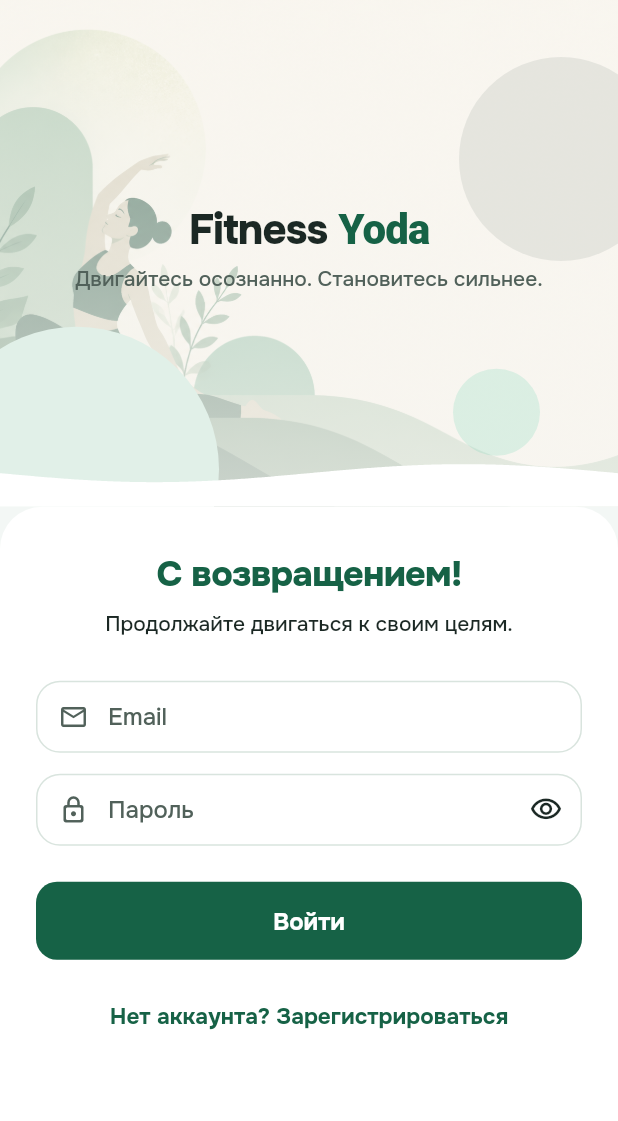
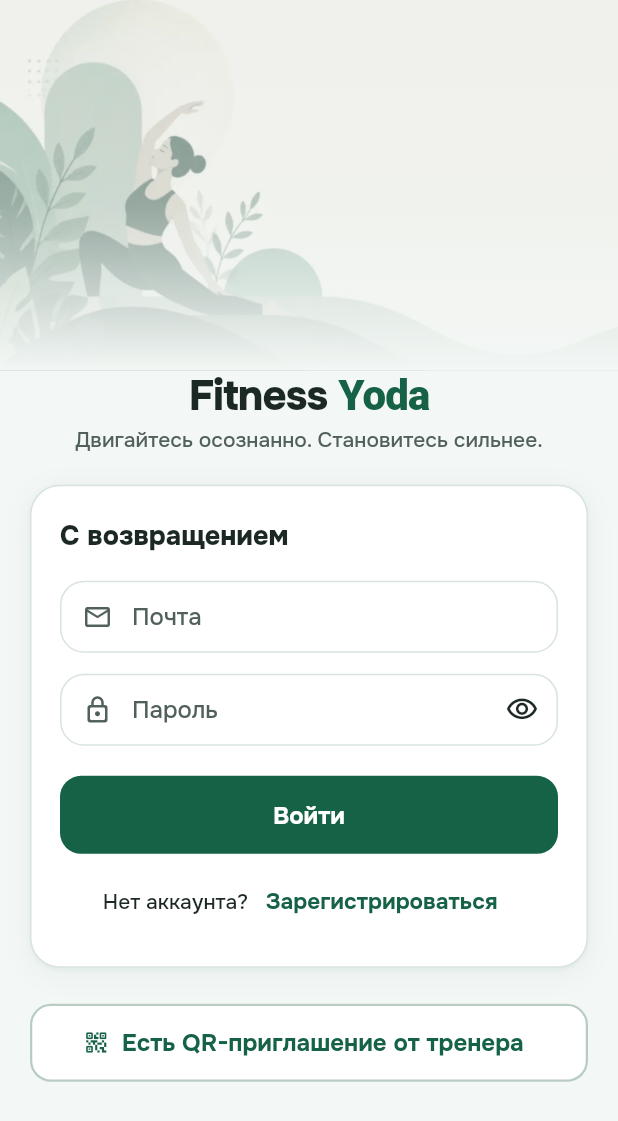
Before and after one commit to DcStrong/fitness, a Flutter app: the screen it shows after launch, on a phone screen of 412 x 824 dp. Shown: the top 1121 px of the screen. Run offline on Flutter 3.47's test engine with Material 3 defaults, Android fonts, the phone set to English and light mode, and no system bars; our stand-ins replace calendar_date_picker2, dio, equatable, flutter_bloc, flutter_secure_storage, go_router and 2 more; accounts and stored records are empty.

Commit message:
feat(app): login on DS v2 layout
Soft hero illustration (webp, replaces the 1.2 MB png) fading into the
canvas, brand line, form in a card, register link and a QR-invite help
sheet in the footer.

Co-Authored-By: Claude Opus 5.5 (1M context) <noreply@anthropic.com>
Claude-Session: https://claude.ai/code/session_01LpkRLR2dM3Lem6rTYTNEsv

```diff
--- a/app/fitness_app/lib/features/auth/presentation/screens/login_screen.dart
+++ b/app/fitness_app/lib/features/auth/presentation/screens/login_screen.dart
@@ -38,6 +38,40 @@ class _LoginScreenState extends State<LoginScreen> {
     );
   }
 
+  Future<void> _showInviteHelp(BuildContext context) {
+    return showModalBottomSheet<void>(
+      context: context,
+      showDragHandle: true,
+      builder: (context) => SafeArea(
+        child: Padding(
+          padding: const EdgeInsets.fromLTRB(24, 0, 24, 24),
+          child: Column(
+            mainAxisSize: MainAxisSize.min,
+            crossAxisAlignment: CrossAxisAlignment.start,
+            children: [
+              Text(
+                'Приглашение от тренера',
+                style: Theme.of(context).textTheme.titleLarge,
+              ),
+              const SizedBox(height: 8),
+              Text(
+                'Отсканируйте QR-код камерой телефона или откройте ссылку '
+                'от тренера. Приложение запомнит приглашение: войдите или '
+                'зарегистрируйтесь, и тренер появится у вас автоматически.',
+                style: Theme.of(context).textTheme.bodyMedium,
+              ),
+              const SizedBox(height: 20),
+              FilledButton(
+                onPressed: () => Navigator.of(context).pop(),
+                child: const Text('Понятно'),
+              ),
+            ],
+          ),
+        ),
+      ),
+    );
+  }
+
   @override
   Widget build(BuildContext context) {
     return Scaffold(
@@ -46,8 +80,17 @@ class _LoginScreenState extends State<LoginScreen> {
           builder: (context, state) {
             return AuthScreenLayout(
               heroTagline: 'Двигайтесь осознанно. Становитесь сильнее.',
+              footer: OutlinedButton.icon(
+                key: const Key('login-qr-invite'),
+                style: OutlinedButton.styleFrom(
+                  minimumSize: const Size.fromHeight(52),
+                ),
+                onPressed: () => _showInviteHelp(context),
+                icon: const Icon(Icons.qr_code_2_rounded),
+                label: const Text('Есть QR-приглашение от тренера'),
+              ),
               child: Padding(
-                padding: const EdgeInsets.fromLTRB(24, 30, 24, 24),
+                padding: const EdgeInsets.fromLTRB(20, 22, 20, 20),
                 child: AutofillGroup(
                   child: Form(
                     key: _formKey,
@@ -55,23 +98,13 @@ class _LoginScreenState extends State<LoginScreen> {
                       crossAxisAlignment: CrossAxisAlignment.stretch,
                       children: [
                         Text(
-                          'С возвращением!',
-                          style: Theme.of(context).textTheme.headlineSmall
-                              ?.copyWith(
-                                color: Theme.of(context).colorScheme.primary,
-                                fontWeight: FontWeight.w800,
+                          'С возвращением',
+                          style: Theme.of(context).textTheme.titleLarge
+                              ?.copyWith(fontWeight: FontWeight.w800),
                         ),
-                          textAlign: TextAlign.center,
-                        ),
-                        const SizedBox(height: 8),
-                        Text(
-                          'Продолжайте двигаться к своим целям.',
-                          style: Theme.of(context).textTheme.bodyMedium,
-                          textAlign: TextAlign.center,
-                        ),
-                        const SizedBox(height: 28),
+                        const SizedBox(height: 18),
                         FyInputCard(
-                          label: 'Email',
+                          label: 'Почта',
                           icon: Icons.email_outlined,
                           controller: _emailController,
                           keyboardType: TextInputType.emailAddress,
@@ -141,21 +174,32 @@ class _LoginScreenState extends State<LoginScreen> {
                             textAlign: TextAlign.center,
                           ),
                         ],
-                        const SizedBox(height: 24),
+                        const SizedBox(height: 20),
                         FyPrimaryButton(
                           label: 'Войти',
                           onPressed: state.isSubmitting ? null : _submit,
                           isLoading: state.isSubmitting,
                         ),
-                        const SizedBox(height: 14),
+                        const SizedBox(height: 8),
+                        Wrap(
+                          alignment: WrapAlignment.center,
+                          crossAxisAlignment: WrapCrossAlignment.center,
+                          children: [
+                            Text(
+                              'Нет аккаунта?',
+                              style: Theme.of(context).textTheme.bodyMedium,
+                            ),
                             TextButton(
+                              key: const Key('login-register'),
                               onPressed: state.isSubmitting
                                   ? null
                                   : () {
                                       context.read<AuthCubit>().clearError();
                                       context.go('/register');
                                     },
-                          child: const Text('Нет аккаунта? Зарегистрироваться'),
+                              child: const Text('Зарегистрироваться'),
+                            ),
+                          ],
                         ),
                       ],
                     ),
--- a/app/fitness_app/lib/features/auth/presentation/widgets/auth_screen_layout.dart
+++ b/app/fitness_app/lib/features/auth/presentation/widgets/auth_screen_layout.dart
@@ -1,19 +1,23 @@
-import 'dart:math' as math;
-
 import 'package:flutter/material.dart';
 
 import '../../../../app/theme/app_colors.dart';
+import '../../../../app/theme/app_radii.dart';
+import '../../../../core/widgets/fy_card.dart';
 import '../../../../core/widgets/fy_motion.dart';
 
+/// Auth screens (DS v2): a soft illustration fading into the canvas, the
+/// brand line, the form in a card and an optional footer action.
 class AuthScreenLayout extends StatefulWidget {
   const AuthScreenLayout({
     required this.heroTagline,
     required this.child,
+    this.footer,
     super.key,
   });
 
   final String heroTagline;
   final Widget child;
+  final Widget? footer;
 
   @override
   State<AuthScreenLayout> createState() => _AuthScreenLayoutState();
@@ -61,39 +65,46 @@ class _AuthScreenLayoutState extends State<AuthScreenLayout>
     return LayoutBuilder(
       builder: (context, constraints) {
         final keyboardOpen = MediaQuery.viewInsetsOf(context).bottom > 0;
-        final heroFraction = keyboardOpen ? 0.28 : 0.41;
-        final heroHeight = (constraints.maxHeight * heroFraction)
-            .clamp(keyboardOpen ? 140.0 : 210.0, 340.0)
+        final heroHeight = (constraints.maxHeight * (keyboardOpen ? 0.16 : 0.3))
+            .clamp(keyboardOpen ? 96.0 : 170.0, 300.0)
             .toDouble();
-        final panelMinHeight = constraints.maxHeight - heroHeight;
-
-        final panel = ConstrainedBox(
-          constraints: BoxConstraints(
-            minHeight: panelMinHeight > 0 ? panelMinHeight : 0,
-          ),
-          child: DecoratedBox(
-            decoration: const BoxDecoration(
-              color: AppColors.surface,
-              borderRadius: BorderRadius.vertical(top: Radius.circular(28)),
-            ),
-            child: widget.child,
-          ),
-        );
 
         return SingleChildScrollView(
           keyboardDismissBehavior: ScrollViewKeyboardDismissBehavior.onDrag,
+          child: ConstrainedBox(
+            constraints: BoxConstraints(minHeight: constraints.maxHeight),
             child: Column(
+              crossAxisAlignment: CrossAxisAlignment.stretch,
               children: [
-              SizedBox(
-                height: heroHeight,
-                width: double.infinity,
-                child: _AuthHero(tagline: widget.heroTagline),
+                SizedBox(height: heroHeight, child: const _AuthHero()),
+                Padding(
+                  padding: const EdgeInsets.fromLTRB(20, 0, 20, 0),
+                  child: _BrandLine(tagline: widget.heroTagline),
                 ),
+                const SizedBox(height: 20),
                 FadeTransition(
                   opacity: _panelFade,
-                child: SlideTransition(position: _panelSlide, child: panel),
+                  child: SlideTransition(
+                    position: _panelSlide,
+                    child: Padding(
+                      padding: const EdgeInsets.symmetric(horizontal: 20),
+                      child: FyCard(
+                        padding: EdgeInsets.zero,
+                        borderRadius: BorderRadius.circular(AppRadii.card),
+                        child: widget.child,
                       ),
+                    ),
+                  ),
+                ),
+                if (widget.footer != null)
+                  Padding(
+                    padding: const EdgeInsets.fromLTRB(20, 24, 20, 20),
+                    child: widget.footer,
+                  )
+                else
+                  const SizedBox(height: 20),
               ],
+            ),
           ),
         );
       },
@@ -102,74 +113,47 @@ class _AuthScreenLayoutState extends State<AuthScreenLayout>
 }
 
 class _AuthHero extends StatelessWidget {
-  const _AuthHero({required this.tagline});
+  const _AuthHero();
 
-  final String tagline;
-
-  static const _heroAsset = 'assets/images/brand/fy-auth-hero.png';
+  static const _heroAsset = 'assets/images/brand/fy-auth-hero-soft.webp';
 
   @override
   Widget build(BuildContext context) {
     return Stack(
       fit: StackFit.expand,
       children: [
-        const ColoredBox(color: AppColors.canvas),
-        Positioned.fill(
-          child: Image.asset(
+        Image.asset(
           _heroAsset,
           fit: BoxFit.cover,
-            alignment: const Alignment(0.15, -0.1),
+          alignment: const Alignment(-0.4, 0.2),
+          excludeFromSemantics: true,
           errorBuilder: (_, _, _) => const SizedBox.shrink(),
         ),
-        ),
-        const Positioned.fill(
-          child: DecoratedBox(
+        // Fade the illustration into the canvas so the form reads first.
+        const DecoratedBox(
           decoration: BoxDecoration(
             gradient: LinearGradient(
               begin: Alignment.topCenter,
               end: Alignment.bottomCenter,
-                colors: [Color(0x66F7F5F0), Color(0xCCF7F5F0)],
+              stops: [0, 0.55, 1],
+              colors: [Color(0x00F3F7F5), Color(0x33F3F7F5), AppColors.canvas],
             ),
           ),
         ),
-        ),
-        const Positioned(
-          left: -44,
-          bottom: -70,
-          child: _HeroCircle(size: 190, color: AppColors.mintSoft),
-        ),
-        Positioned(
-          right: -30,
-          top: 38,
-          child: _HeroCircle(
-            size: 136,
-            color: AppColors.secondary.withValues(alpha: 0.12),
-          ),
-        ),
-        Positioned(
-          right: 52,
-          bottom: 34,
-          child: _HeroCircle(
-            size: 58,
-            color: AppColors.mint.withValues(alpha: 0.18),
-          ),
-        ),
-        const Positioned(
-          left: 0,
-          right: 0,
-          bottom: 0,
-          height: 48,
-          child: CustomPaint(painter: _HeroWavePainter()),
-        ),
-        Padding(
-          padding: const EdgeInsets.fromLTRB(24, 24, 24, 28),
-          child: LayoutBuilder(
-            builder: (context, constraints) => FittedBox(
-              fit: BoxFit.scaleDown,
-              child: SizedBox(
-                width: constraints.maxWidth,
-                child: Column(
-                  mainAxisSize: MainAxisSize.min,
+      ],
+    );
+  }
+}
+
+class _BrandLine extends StatelessWidget {
+  const _BrandLine({required this.tagline});
+
+  final String tagline;
+
+  @override
+  Widget build(BuildContext context) {
+    final theme = Theme.of(context);
+    return Column(
       children: [
         Semantics(
           header: true,
@@ -184,71 +168,21 @@ class _AuthHero extends StatelessWidget {
               ],
             ),
             textAlign: TextAlign.center,
-                        style: Theme.of(context).textTheme.headlineMedium
-                            ?.copyWith(
+            style: theme.textTheme.headlineMedium?.copyWith(
               color: AppColors.textPrimary,
               fontWeight: FontWeight.w800,
             ),
           ),
         ),
-                    const SizedBox(height: 8),
+        const SizedBox(height: 4),
         Text(
           tagline,
           textAlign: TextAlign.center,
-                      style: Theme.of(context).textTheme.bodyMedium?.copyWith(
-                        color: AppColors.textMuted,
-                        height: 1.4,
-                      ),
-                    ),
-                  ],
-                ),
-              ),
-            ),
+          style: theme.textTheme.bodyMedium?.copyWith(
+            color: AppColors.textSecondary,
           ),
         ),
       ],
     );
   }
 }
-
-class _HeroCircle extends StatelessWidget {
-  const _HeroCircle({required this.size, required this.color});
-
-  final double size;
-  final Color color;
-
-  @override
-  Widget build(BuildContext context) {
-    return IgnorePointer(
-      child: DecoratedBox(
-        decoration: BoxDecoration(color: color, shape: BoxShape.circle),
-        child: SizedBox.square(dimension: size),
-      ),
-    );
-  }
-}
-
-class _HeroWavePainter extends CustomPainter {
-  const _HeroWavePainter();
-
-  @override
-  void paint(Canvas canvas, Size size) {
-    final paint = Paint()
-      ..color = AppColors.surface
-      ..style = PaintingStyle.fill;
-    final path = Path()..moveTo(0, size.height * 0.45);
-    for (var x = 0.0; x <= size.width; x += 1) {
-      final y =
-          size.height * 0.45 + math.sin(x / size.width * math.pi * 2) * 6 + 4;
-      path.lineTo(x, y);
-    }
-    path
-      ..lineTo(size.width, size.height)
-      ..lineTo(0, size.height)
-      ..close();
-    canvas.drawPath(path, paint);
-  }
-
-  @override
-  bool shouldRepaint(covariant CustomPainter oldDelegate) => false;
-}
```
Also changed, not shown: app/fitness_app/assets/images/brand/fy-auth-hero-soft.webp (added), app/fitness_app/assets/images/brand/fy-auth-hero.png (deleted), 1 other file. Lines whose indentation alone changed are shown as unchanged.
